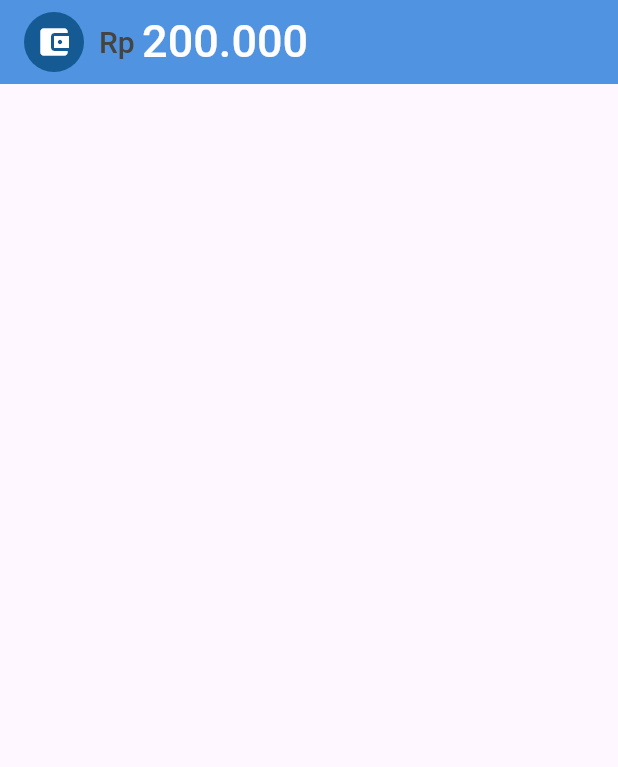
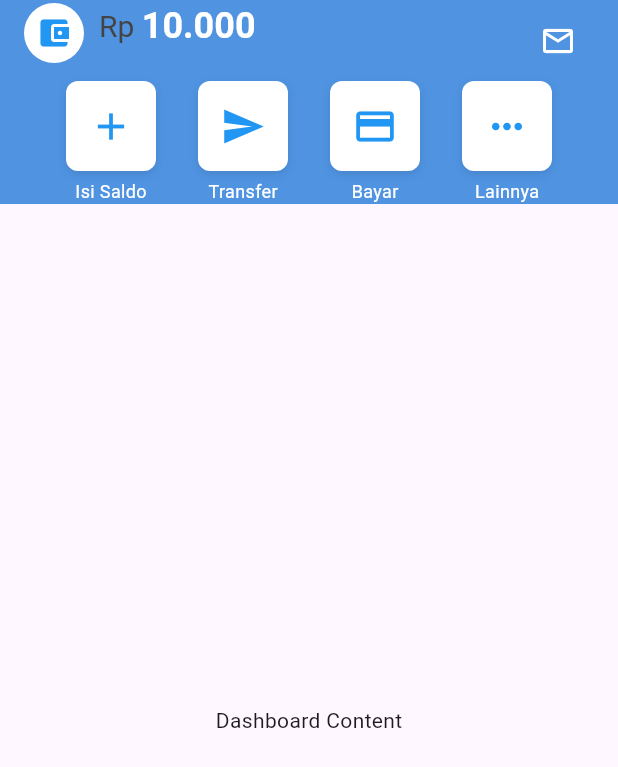
Before and after one commit to JordanAryaLeksana/App_Payment, a Flutter app: the screen it shows after launch, on a phone screen of 412 x 824 dp. Shown: the top 767 px of the screen. Run offline on Flutter 3.47's test engine with Material 3 defaults, Android fonts, the phone set to English and light mode, and no system bars.

Commit message:
updates dashbaord

```diff
--- a/lib/main.dart
+++ b/lib/main.dart
@@ -1,6 +1,6 @@
 import 'package:flutter/material.dart';
 import 'package:payment_app/pages/Dashboard.dart';
-import 'package:payment_app/pages/Home.dart';
+// import 'package:payment_app/pages/Home.dart';
 
 
 void main() {
--- a/lib/pages/Dashboard.dart
+++ b/lib/pages/Dashboard.dart
@@ -9,44 +9,120 @@ class Dashboard extends StatelessWidget {
       appBar: AppBar(
         backgroundColor: const Color.fromARGB(255, 79, 147, 225),
         title: Row(
+
+          children: [
+            Expanded(
+              child: Column(
+                children: [
+                  Row(
+                    mainAxisAlignment: MainAxisAlignment.start,
+                    crossAxisAlignment: CrossAxisAlignment.start,
                     children: [
                       Container(
                         width: 40,
                         height: 40,
                         decoration: const BoxDecoration(
                           shape: BoxShape.circle,
-                color: Color.fromARGB(255, 21, 90, 147),
+                          color: Color.fromARGB(255, 255, 255, 255),
                         ),
                         child: const Center(
                           child: Icon(
                             Icons.account_balance_wallet,
-                  color: Colors.white,
+                            color: Colors.blue,
                           ),
                         ),
                       ),
                       const SizedBox(width: 10),
+                      const Column(
+                        children: [
+                          Row(
+                            mainAxisAlignment: MainAxisAlignment.center,
+                            crossAxisAlignment: CrossAxisAlignment.center,
+                            children: [
                               Text(
                                 "Rp",
                                 style: TextStyle(
-                color: const Color.fromARGB(255, 68, 68, 68),
+                                  color: Color.fromARGB(255, 68, 68, 68),
                                   fontSize: 20,
-
-                fontWeight: FontWeight.values[4],
+                                  fontWeight: FontWeight.normal,
                                 ),
                               ),
-            const SizedBox(width: 5),
+                              SizedBox(width: 5),
                               Text(
-              "200.000",
+                                "10.000",
                                 style: TextStyle(
-                color: const Color.fromARGB(255, 254, 252, 252),
-                fontSize: 30,
-                fontWeight: FontWeight.values[4],
+                                  color: Colors.white,
+                                  fontSize: 24,
+                                  fontWeight: FontWeight.bold,
                                 ),
                               ),
-             const SizedBox(width: 10),
+                            ],
+                          ),
+
+                        ],
+                      ),
+                    ],
+                  ),
+                  const SizedBox(height: 10),
                 ],
               ),
             ),
+            IconButton(
+              icon: const Icon(Icons.mail_outline),
+              color: Colors.white,
+              onPressed: () {
+                // Tambahkan aksi ketika ikon pesan ditekan
+              },
+            ),
+          ],
+        ),
+
+        bottom: PreferredSize(
+          preferredSize: const Size.fromHeight(80),
+          child: Padding(
+            padding: const EdgeInsets.symmetric(horizontal: 16),
+            child: Row(
+              mainAxisAlignment: MainAxisAlignment.spaceEvenly,
+              children: [
+                _buildMenuBox(Icons.add, "Isi Saldo"),
+                _buildMenuBox(Icons.send, "Transfer"),
+                _buildMenuBox(Icons.payment, "Bayar"),
+                _buildMenuBox(Icons.more_horiz, "Lainnya"),
+              ],
+            ),
+          ),
+        ),
+      ),
+      body: const Center(child: Text("Dashboard Content")),
+    );
+  }
+
+  // Widget untuk membuat kotak menu
+  Widget _buildMenuBox(IconData icon, String label) {
+    return Column(
+      children: [
+        Container(
+          width: 60,
+          height: 60,
+          decoration: BoxDecoration(
+            color: Colors.white,
+            borderRadius: BorderRadius.circular(8),
+            boxShadow: [
+              BoxShadow(
+                color: Colors.black.withOpacity(0.1),
+                blurRadius: 4,
+                offset: const Offset(0, 2),
+              ),
+            ],
+          ),
+          child: Icon(icon, color: Colors.blue, size: 30),
+        ),
+        const SizedBox(height: 5),
+        Text(
+          label,
+          style: const TextStyle(color: Colors.white, fontSize: 12),
+        ),
+      ],
     );
   }
 }
--- a/pubspec.yaml
+++ b/pubspec.yaml
@@ -86,8 +86,7 @@ flutter:
           weight: 900
         - asset: fonts/Roboto-Medium.ttf
           weight: 400
-        - asset: fonts/Roboto-SemiBold.ttf
-          weight: 600
+
 
 
 
```
Lines whose indentation alone changed are shown as unchanged.
